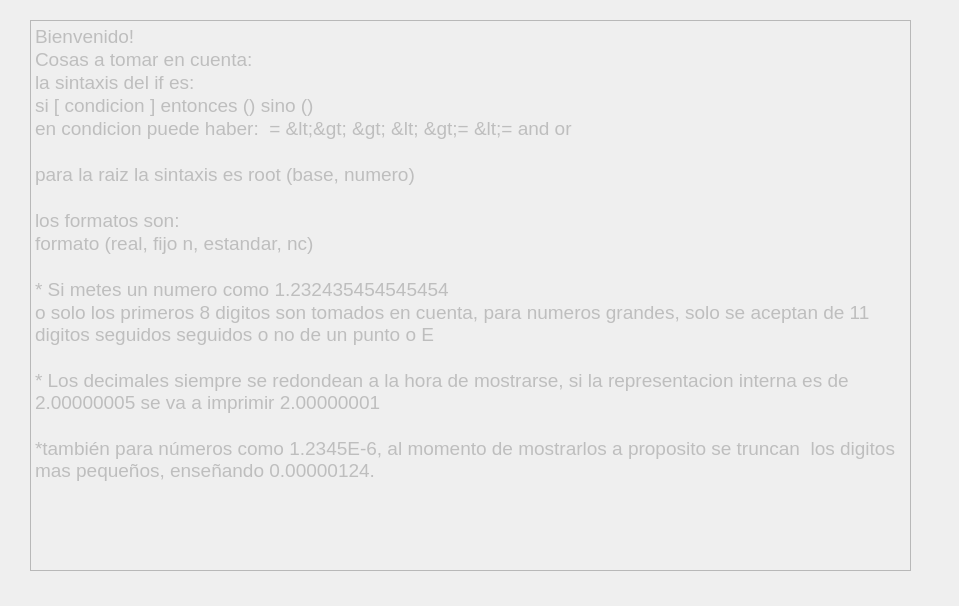
Before: the Qt Designer form helpdialog.ui in A-deLuna/Shunting-yard-calculator, drawn with Qt 5.
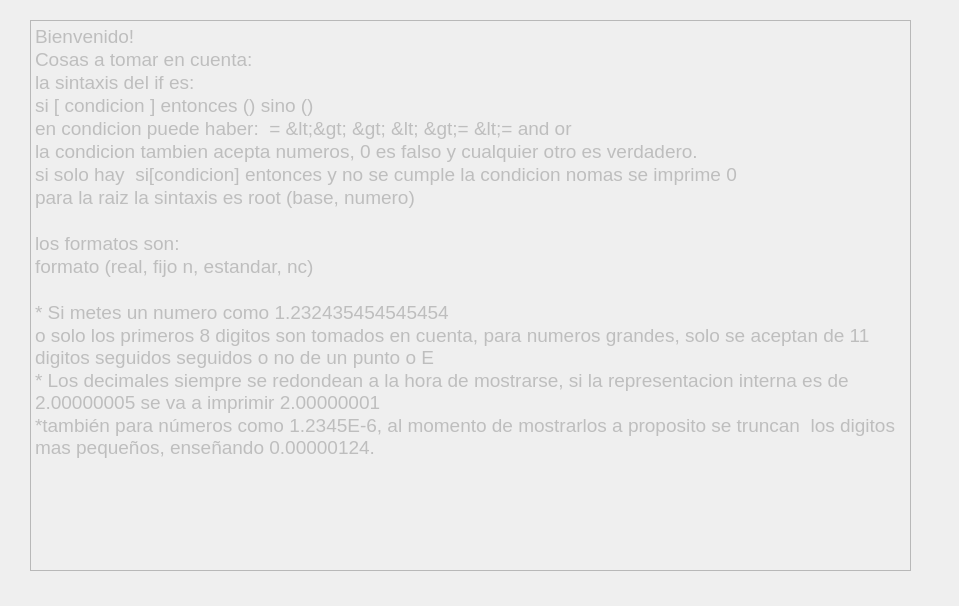
After: the same form once the commit is applied.

Commit message: help updte

The edit to the form file:
```diff
--- a/helpdialog.ui
+++ b/helpdialog.ui
@@ -40,7 +40,8 @@
 la sintaxis del if es:
 si [ condicion ] entonces () sino ()
 en condicion puede haber:  = &lt;&gt; &gt; &lt; &gt;= &lt;= and or 
-
+la condicion tambien acepta numeros, 0 es falso y cualquier otro es verdadero. 
+si solo hay  si[condicion] entonces y no se cumple la condicion nomas se imprime 0
 para la raiz la sintaxis es root (base, numero)
 
 los formatos son:
@@ -48,9 +49,7 @@
 
 * Si metes un numero como 1.232435454545454
 o solo los primeros 8 digitos son tomados en cuenta, para numeros grandes, solo se aceptan de 11 digitos seguidos seguidos o no de un punto o E
-
 * Los decimales siempre se redondean a la hora de mostrarse, si la representacion interna es de 2.00000005 se va a imprimir 2.00000001
-
 *también para números como 1.2345E-6, al momento de mostrarlos a proposito se truncan  los digitos mas pequeños, enseñando 0.00000124.</string>
    </property>
   </widget>
```
